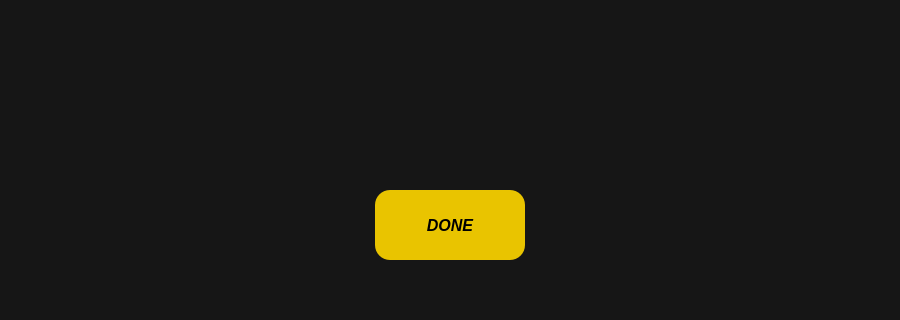
First picture: the form in ui/playScene.ui, repository alfphy/drawing_game, before the edit; both pictures show x 228 to 1128 and y 505 to 825 of the 1338 by 825 pixel window.
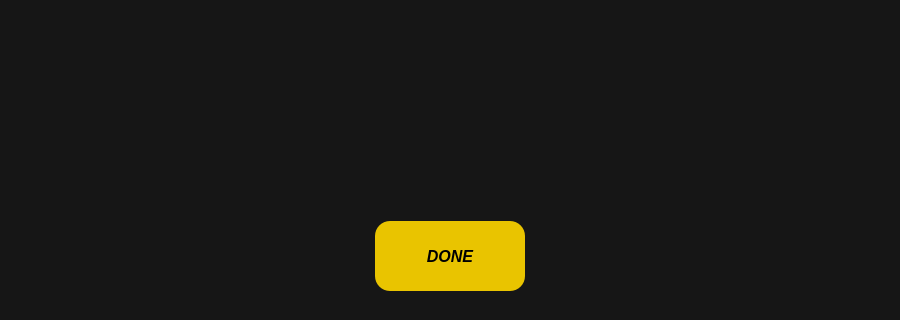
Second picture: the form after the edit. Icons and pictures are not drawn.

What changed in the file:
```diff
--- a/ui/playScene.ui
+++ b/ui/playScene.ui
@@ -62,7 +62,7 @@
      <property name="frameShadow">
       <enum>QFrame::Raised</enum>
      </property>
-     <layout class="QHBoxLayout" name="horizontalLayout_4" stretch="1,6,0">
+     <layout class="QHBoxLayout" name="horizontalLayout_4" stretch="1,6,1">
       <property name="spacing">
        <number>50</number>
       </property>
@@ -274,7 +274,7 @@
        </widget>
       </item>
       <item>
-       <layout class="QVBoxLayout" name="verticalLayout" stretch="1,5,1">
+       <layout class="QVBoxLayout" name="verticalLayout" stretch="1,5">
         <property name="leftMargin">
          <number>0</number>
         </property>
@@ -384,11 +384,17 @@
          </layout>
         </item>
         <item>
-         <layout class="QHBoxLayout" name="drawing_space"/>
-        </item>
-        <item>
-         <layout class="QVBoxLayout" name="verticalLayout_4">
-          <item alignment="Qt::AlignHCenter">
+         <layout class="QVBoxLayout" name="vlayout">
+          <item>
+           <widget class="QWidget" name="widget_11" native="true">
+            <layout class="QVBoxLayout" name="verticalLayout_7">
+             <item>
+              <layout class="QVBoxLayout" name="drawing_space"/>
+             </item>
+            </layout>
+           </widget>
+          </item>
+          <item alignment="Qt::AlignHCenter|Qt::AlignBottom">
            <widget class="QPushButton" name="button_done">
             <property name="minimumSize">
              <size>
@@ -426,19 +432,6 @@
             </property>
            </widget>
           </item>
-          <item>
-           <spacer name="verticalSpacer">
-            <property name="orientation">
-             <enum>Qt::Vertical</enum>
-            </property>
-            <property name="sizeHint" stdset="0">
-             <size>
-              <width>20</width>
-              <height>40</height>
-             </size>
-            </property>
-           </spacer>
-          </item>
          </layout>
         </item>
        </layout>
```
